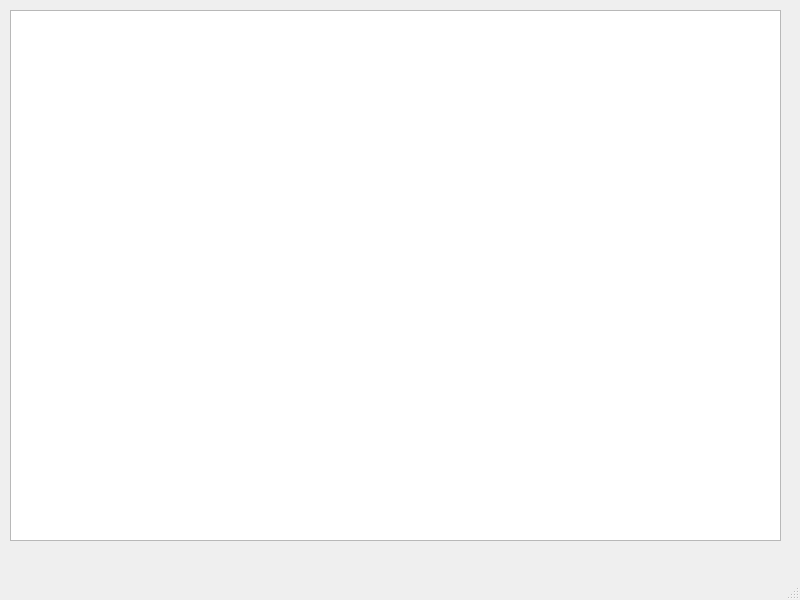
Above: mainwindow.ui from demonkillerr/notepad-qt before the change. Below: the same form after it.
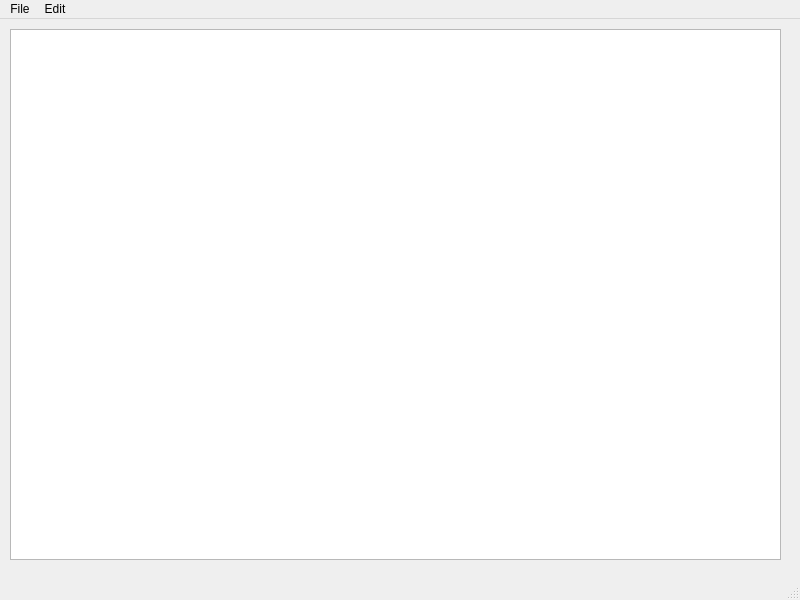
That is the form after the change.

Commit message: Create Toolbar

Diff of the .ui file:
```diff
--- a/mainwindow.ui
+++ b/mainwindow.ui
@@ -39,6 +39,28 @@
      <height>23</height>
     </rect>
    </property>
+   <widget class="QMenu" name="menuFile">
+    <property name="title">
+     <string>File</string>
+    </property>
+    <addaction name="actionNew"/>
+    <addaction name="actionOpen"/>
+    <addaction name="actionSave_As"/>
+    <addaction name="actionPrint"/>
+    <addaction name="actionExit"/>
+   </widget>
+   <widget class="QMenu" name="menuEdit">
+    <property name="title">
+     <string>Edit</string>
+    </property>
+    <addaction name="actionCopy"/>
+    <addaction name="actionPaste"/>
+    <addaction name="actionCut"/>
+    <addaction name="actionUndo"/>
+    <addaction name="actionRedo"/>
+   </widget>
+   <addaction name="menuFile"/>
+   <addaction name="menuEdit"/>
   </widget>
   <widget class="QStatusBar" name="statusbar"/>
  </widget>
```
Left out of the diff: 50 changed lines with no effect on the pictures.
